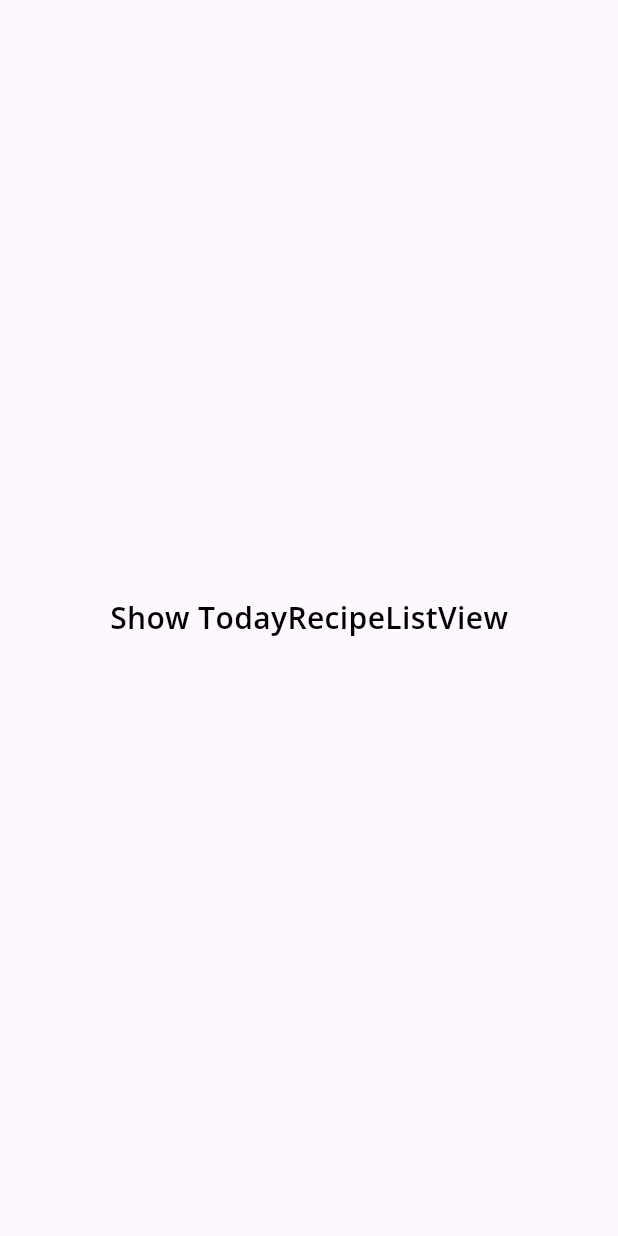
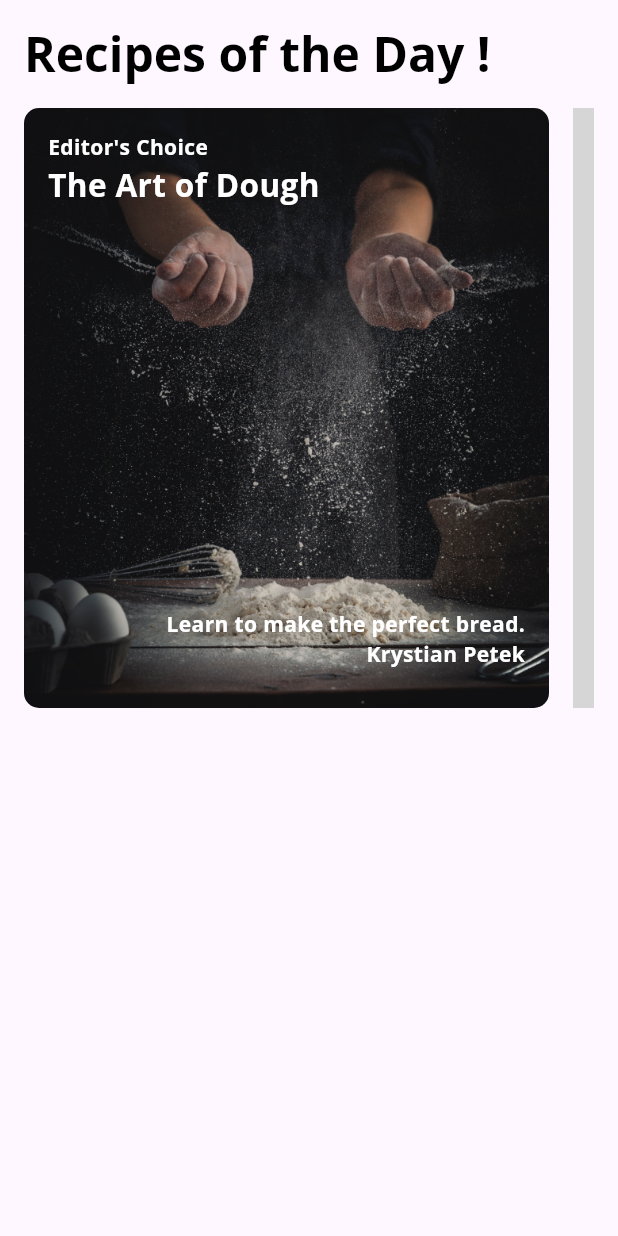
Before and after one commit to krystianpetek/LearningFlutter, a Flutter app: the ExploreScreen widget shown alone on an empty page, opened directly, on a phone screen of 412 x 824 dp. Run offline on Flutter 3.47's test engine with Material 2 defaults, Android fonts, the phone set to English and light mode, and no system bars; our stand-ins replace google_fonts; grey boxes are pictures that could not be loaded.

Commit message:
Added support for scroll using mouse Added recipe cards Created component TodayRecipeListView which store list of recipes and show its as list, widget result is available to watch in ExploreScreen card

```diff
--- /dev/null
+++ b/book-flutter_apprentice/two_foodapp/lib/components/cards/recipe_card1.dart
@@ -0,0 +1,58 @@
+import 'package:flutter/material.dart';
+import 'package:two_foodapp/foodapp_theme.dart';
+
+class RecipeCard1 extends StatelessWidget {
+  const RecipeCard1({super.key});
+  final String category = 'Editor\'s Choice';
+  final String title = 'The Art of Dough';
+  final String description = 'Learn to make the perfect bread.';
+  final String chef = 'Krystian Petek';
+
+  @override
+  Widget build(BuildContext context) {
+    return Center(
+      child: Container(
+        padding: const EdgeInsets.all(16),
+        constraints: const BoxConstraints.expand(width: 350, height: 450),
+        decoration: const BoxDecoration(
+          image: DecorationImage(
+            image: AssetImage('assets/images/img1.png'),
+            fit: BoxFit.cover,
+          ),
+          borderRadius: BorderRadius.all(Radius.circular(10.0)),
+        ),
+        child: Stack(
+          children: [
+            Text(
+              category,
+              style: FoodAppTheme.darkTextTheme.bodySmall,
+            ),
+            Positioned(
+              top: 20,
+              child: Text(
+                title,
+                style: FoodAppTheme.darkTextTheme.headlineMedium,
+              ),
+            ),
+            Positioned(
+              bottom: 30,
+              right: 0,
+              child: Text(
+                description,
+                style: FoodAppTheme.darkTextTheme.bodySmall,
+              ),
+            ),
+            Positioned(
+              bottom: 10,
+              right: 0,
+              child: Text(
+                chef,
+                style: FoodAppTheme.darkTextTheme.bodySmall,
+              ),
+            ),
+          ],
+        ),
+      ),
+    );
+  }
+}
--- /dev/null
+++ b/book-flutter_apprentice/two_foodapp/lib/components/cards/recipe_card2.dart
@@ -0,0 +1,58 @@
+import 'package:flutter/material.dart';
+import 'package:two_foodapp/components/components.dart';
+import 'package:two_foodapp/foodapp_theme.dart';
+
+class RecipeCard2 extends StatelessWidget {
+  const RecipeCard2({super.key});
+
+  @override
+  Widget build(BuildContext context) {
+    return Center(
+      child: Container(
+        constraints: const BoxConstraints.expand(width: 350, height: 450),
+        decoration: const BoxDecoration(
+          image: DecorationImage(
+            colorFilter: ColorFilter.mode(Colors.white, BlendMode.softLight),
+            image: AssetImage('assets/images/img2.png'),
+            fit: BoxFit.cover,
+          ),
+          borderRadius: BorderRadius.all(
+            Radius.circular(10.0),
+          ),
+        ),
+        child: Column(
+          children: [
+            const AuthorCard(
+              authorName: 'Krystian Petek',
+              title: '.NET Developer',
+              imageProvider: AssetImage('assets/images/author.png'),
+            ),
+            Expanded(
+              child: Stack(children: [
+                Positioned(
+                  bottom: 16,
+                  right: 16,
+                  child: Text(
+                    'App',
+                    style: FoodAppTheme.lightTextTheme.headlineLarge,
+                  ),
+                ),
+                Positioned(
+                  left: 16,
+                  bottom: 70,
+                  child: RotatedBox(
+                    quarterTurns: 3,
+                    child: Text(
+                      'Demonstrate',
+                      style: FoodAppTheme.lightTextTheme.headlineLarge,
+                    ),
+                  ),
+                )
+              ]),
+            )
+          ],
+        ),
+      ),
+    );
+  }
+}
--- a/book-flutter_apprentice/two_foodapp/lib/components/components.dart
+++ b/book-flutter_apprentice/two_foodapp/lib/components/components.dart
@@ -4,4 +4,8 @@ export 'cards/card2.dart';
 export 'cards/card3.dart';
 export 'cards/home_card.dart';
 
+export 'cards/recipe_card1.dart';
+export 'cards/recipe_card2.dart';
+export 'cards/recipe_card3.dart';
 export 'circle_image.dart';
+export 'today_recipe_list_view.dart';
--- /dev/null
+++ b/book-flutter_apprentice/two_foodapp/lib/components/today_recipe_list_view.dart
@@ -0,0 +1,59 @@
+import 'package:flutter/material.dart';
+
+import '../components/components.dart';
+import '../models/models.dart';
+
+class TodayRecipeListView extends StatelessWidget {
+  const TodayRecipeListView({super.key, required this.recipes});
+
+  final List<ExploreRecipe> recipes;
+
+  @override
+  Widget build(BuildContext context) {
+    return Padding(
+      padding: const EdgeInsets.only(
+        left: 16,
+        right: 16,
+        top: 16,
+      ),
+      child: Column(
+        crossAxisAlignment: CrossAxisAlignment.start,
+        children: [
+          Text(
+            'Recipes of the Day !',
+            style: Theme.of(context).textTheme.headlineLarge,
+          ),
+          const SizedBox(
+            height: 16,
+          ),
+          Container(
+            color: Colors.transparent,
+            child: ListView.separated(
+              scrollDirection: Axis.horizontal,
+              itemCount: recipes.length,
+              itemBuilder: (BuildContext context, int index) {
+                final recipe = recipes[index];
+                return buildCard(recipe);
+              },
+              separatorBuilder: (BuildContext context, int index) =>
+                  const SizedBox(width: 16),
+            ),
+            height: 400,
+          )
+        ],
+      ),
+    );
+  }
+
+  Widget buildCard(ExploreRecipe recipe) {
+    if (recipe.cardType == RecipeCardType.card1) {
+      return RecipeCard1();
+    } else if (recipe.cardType == RecipeCardType.card2) {
+      return RecipeCard2();
+    } else if (recipe.cardType == RecipeCardType.card3) {
+      return RecipeCard3();
+    } else {
+      throw Exception('This card doesn\'t exist yet');
+    }
+  }
+}
--- a/book-flutter_apprentice/two_foodapp/lib/screens/explore_screen.dart
+++ b/book-flutter_apprentice/two_foodapp/lib/screens/explore_screen.dart
@@ -1,4 +1,5 @@
 import 'package:flutter/material.dart';
+import 'package:two_foodapp/components/today_recipe_list_view.dart';
 
 import '../api/mock_foodapp_service.dart';
 import '../models/explore_data.dart';
@@ -15,13 +16,11 @@ class ExploreScreen extends StatelessWidget {
       builder: (context, AsyncSnapshot<ExploreData> snapshot) {
         if (snapshot.connectionState == ConnectionState.done) {
           final recipes = snapshot.data?.todayRecipes ?? [];
-
-            return Center(
-              child: Container(child: const Text('Show TodayRecipeListView')),
-            );
+          return TodayRecipeListView(recipes: recipes);
         } else {
           return const Center(child: CircularProgressIndicator());
         }
-        });
+      },
+    );
   }
 }
```
Also changed, not shown: book-flutter_apprentice/two_foodapp/lib/components/cards/recipe_card3.dart (added, +116 -0 lines), book-flutter_apprentice/two_foodapp/lib/main.dart (+7 -0 lines). Lines whose indentation alone changed are shown as unchanged.
